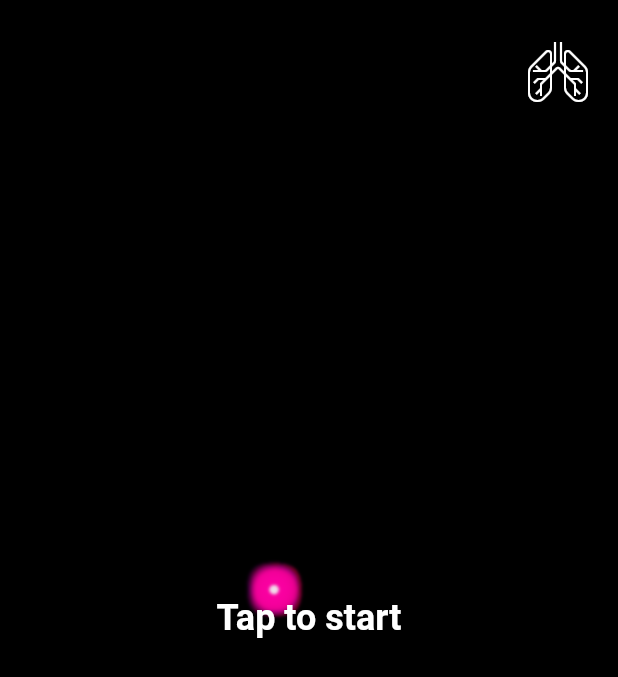
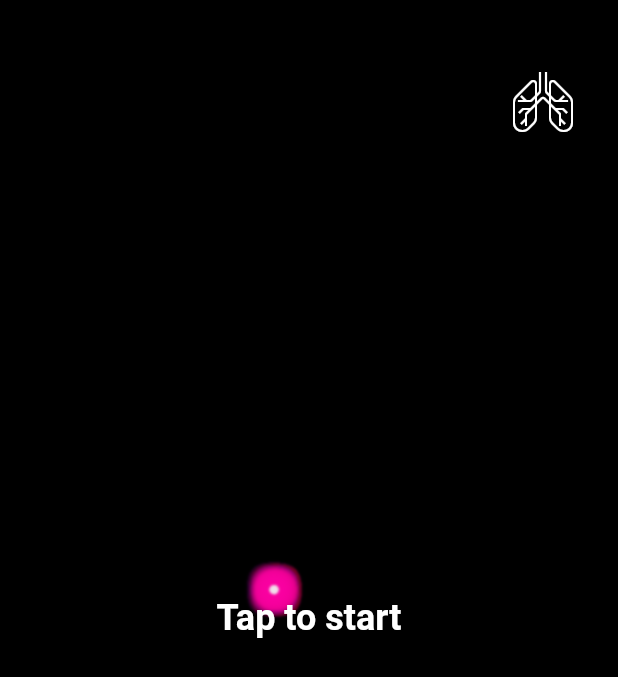
Before and after one commit to brimac1634/breath, a Flutter app: the screen it shows after launch, on a phone screen of 412 x 824 dp. Shown: the top 677 px of the screen. Run offline on Flutter 3.47's test engine with Material 2 defaults, Android fonts, the phone set to English and light mode, and no system bars; our stand-ins replace flutter_hooks, vibration.

Commit message:
adjusted location of lungs icon to account for some android phones with cameras on the screen

```diff
--- a/lib/screens/breathe_screen.dart
+++ b/lib/screens/breathe_screen.dart
@@ -179,7 +179,7 @@ class _BreatheScreenState extends State<BreatheScreen> {
                     diameter: const [4.0, 5.0, 6.0],
                   ),
                   BackdropFilter(
-                    filter: ImageFilter.blur(sigmaX: 1.0, sigmaY: 1.0),
+                    filter: ImageFilter.blur(sigmaX: 0.8, sigmaY: 0.8),
                     child: Container(
                       width: MediaQuery.of(context).size.width,
                       height: MediaQuery.of(context).size.height,
@@ -211,7 +211,7 @@ class _BreatheScreenState extends State<BreatheScreen> {
               animationCurve: _animationCurve,
               pattern: _pattern),
           Padding(
-            padding: const EdgeInsets.all(20.0),
+            padding: const EdgeInsets.symmetric(horizontal: 30, vertical: 40),
             child: Row(mainAxisAlignment: MainAxisAlignment.end, children: [
               AnimatedOpacity(
                 opacity: !_showStart || _showingMenu ? 0.0 : 1.0,
```
Also changed, not shown: 3 other files.
